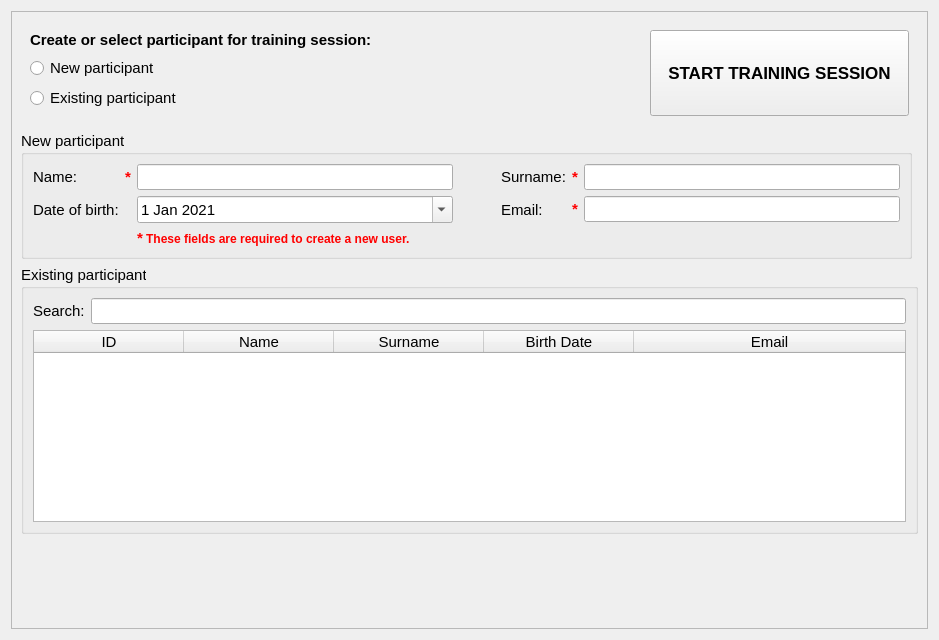
Before: the Qt Designer form Modules/Home/Resources/UI/Dashboard.ui in EBATINCA/TrainUS, drawn with Qt 5.
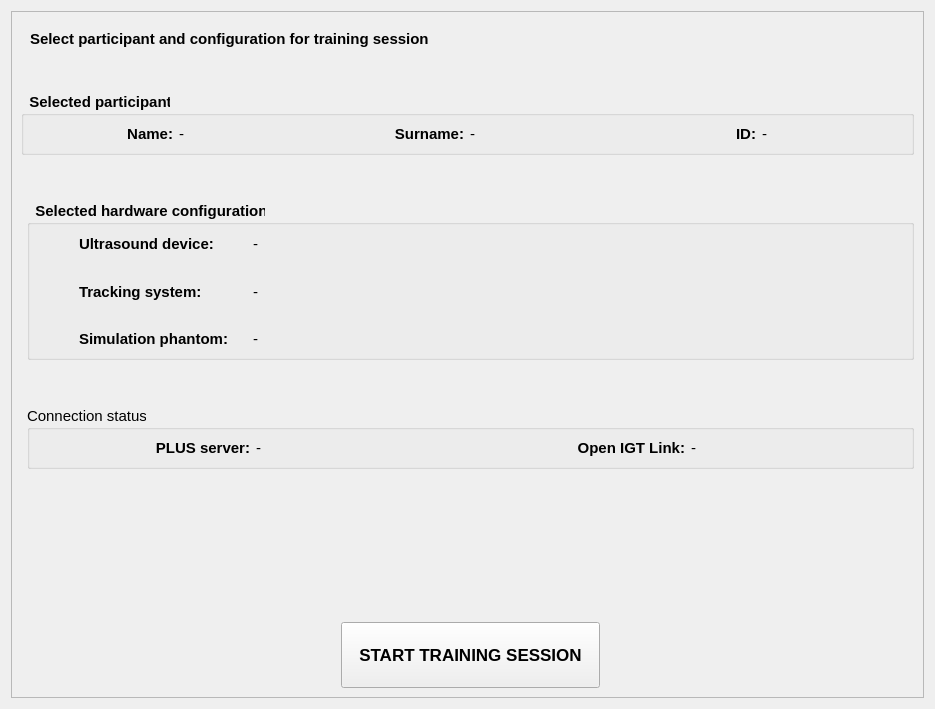
After: the same form once the commit is applied. Custom widgets are drawn as their Qt base class.

Commit message:
ENH: Update user interface in Dashboard and Participant tabs
Create new user should be done in the Participants tab. Dashboard just displays the current selection for participant and configuration.

What changed in the file:
```diff
--- a/Modules/Home/Resources/UI/Dashboard.ui
+++ b/Modules/Home/Resources/UI/Dashboard.ui
@@ -6,8 +6,8 @@
    <rect>
     <x>0</x>
     <y>0</y>
-    <width>939</width>
-    <height>640</height>
+    <width>935</width>
+    <height>709</height>
    </rect>
   </property>
   <property name="font">
@@ -15,8 +15,8 @@
     <pointsize>11</pointsize>
    </font>
   </property>
-  <layout class="QVBoxLayout" name="verticalLayout">
-   <item>
+  <layout class="QGridLayout" name="gridLayout">
+   <item row="0" column="0">
     <widget class="QFrame" name="frame">
      <property name="frameShape">
       <enum>QFrame::StyledPanel</enum>
@@ -25,253 +25,30 @@
       <enum>QFrame::Raised</enum>
      </property>
      <layout class="QGridLayout" name="gridLayout_2">
-      <item row="6" column="0" colspan="2">
-       <widget class="QGroupBox" name="existingParticipantGroupBox">
-        <property name="font">
-         <font>
-          <pointsize>11</pointsize>
-          <weight>50</weight>
-          <bold>false</bold>
-         </font>
+      <item row="13" column="3" rowspan="3">
+       <widget class="QPushButton" name="startButton">
+        <property name="sizePolicy">
+         <sizepolicy hsizetype="Minimum" vsizetype="Preferred">
+          <horstretch>0</horstretch>
+          <verstretch>0</verstretch>
+         </sizepolicy>
         </property>
-        <property name="title">
-         <string>Existing participant</string>
-        </property>
-        <layout class="QGridLayout" name="gridLayout_3">
-         <item row="0" column="0">
-          <widget class="QLabel" name="label_6">
-           <property name="text">
-            <string>Search:</string>
-           </property>
-          </widget>
-         </item>
-         <item row="0" column="1">
-          <widget class="QLineEdit" name="participantSearchText"/>
-         </item>
-         <item row="1" column="0" colspan="2">
-          <widget class="QTableWidget" name="participantsTable">
-           <property name="editTriggers">
-            <set>QAbstractItemView::NoEditTriggers</set>
-           </property>
-           <property name="alternatingRowColors">
-            <bool>false</bool>
-           </property>
-           <property name="selectionMode">
-            <enum>QAbstractItemView::SingleSelection</enum>
-           </property>
-           <property name="selectionBehavior">
-            <enum>QAbstractItemView::SelectRows</enum>
-           </property>
-           <attribute name="horizontalHeaderCascadingSectionResizes">
-            <bool>false</bool>
-           </attribute>
-           <attribute name="horizontalHeaderDefaultSectionSize">
-            <number>150</number>
-           </attribute>
-           <attribute name="horizontalHeaderShowSortIndicator" stdset="0">
-            <bool>false</bool>
-           </attribute>
-           <attribute name="horizontalHeaderStretchLastSection">
-            <bool>true</bool>
-           </attribute>
-           <attribute name="verticalHeaderVisible">
-            <bool>false</bool>
-           </attribute>
-           <attribute name="verticalHeaderMinimumSectionSize">
-            <number>30</number>
-           </attribute>
-           <attribute name="verticalHeaderStretchLastSection">
-            <bool>false</bool>
-           </attribute>
-           <column>
-            <property name="text">
-             <string>ID</string>
-            </property>
-           </column>
-           <column>
-            <property name="text">
-             <string>Name</string>
-            </property>
-           </column>
-           <column>
-            <property name="text">
-             <string>Surname</string>
-            </property>
-           </column>
-           <column>
-            <property name="text">
-             <string>Birth Date</string>
-            </property>
-           </column>
-           <column>
-            <property name="text">
-             <string>Email</string>
-            </property>
-           </column>
-          </widget>
-         </item>
-        </layout>
-       </widget>
-      </item>
-      <item row="1" column="0">
-       <widget class="QGroupBox" name="newParticipantGroupBox">
         <property name="font">
          <font>
-          <pointsize>11</pointsize>
-          <weight>50</weight>
-          <bold>false</bold>
+          <pointsize>13</pointsize>
+          <weight>75</weight>
+          <bold>true</bold>
          </font>
         </property>
-        <property name="title">
-         <string>New participant</string>
+        <property name="autoFillBackground">
+         <bool>false</bool>
         </property>
-        <layout class="QGridLayout" name="gridLayout">
-         <item row="0" column="6">
-          <widget class="QLabel" name="label_3">
-           <property name="text">
-            <string>Surname:</string>
-           </property>
-          </widget>
-         </item>
-         <item row="1" column="1">
-          <widget class="QLabel" name="label_4">
-           <property name="text">
-            <string>Date of birth:</string>
-           </property>
-          </widget>
-         </item>
-         <item row="0" column="2">
-          <widget class="QLabel" name="newParticipantNameWarning">
-           <property name="font">
-            <font>
-             <pointsize>11</pointsize>
-             <weight>75</weight>
-             <bold>true</bold>
-            </font>
-           </property>
-           <property name="text">
-            <string>&lt;html&gt;&lt;head/&gt;&lt;body&gt;&lt;p&gt;&lt;span style=&quot; font-size:11pt; font-weight:600; color:#ff0000;&quot;&gt;*&lt;/span&gt;&lt;/p&gt;&lt;/body&gt;&lt;/html&gt;</string>
-           </property>
-           <property name="textFormat">
-            <enum>Qt::RichText</enum>
-           </property>
-          </widget>
-         </item>
-         <item row="0" column="3">
-          <widget class="QLineEdit" name="newParticipantNameText"/>
-         </item>
-         <item row="1" column="7">
-          <widget class="QLabel" name="newParticipantEmailWarning">
-           <property name="font">
-            <font>
-             <pointsize>11</pointsize>
-             <weight>75</weight>
-             <bold>true</bold>
-            </font>
-           </property>
-           <property name="text">
-            <string>&lt;html&gt;&lt;head/&gt;&lt;body&gt;&lt;p&gt;&lt;span style=&quot; font-size:11pt; font-weight:600; color:#ff0000;&quot;&gt;*&lt;/span&gt;&lt;/p&gt;&lt;/body&gt;&lt;/html&gt;</string>
-           </property>
-          </widget>
-         </item>
-         <item row="1" column="3">
-          <widget class="QDateEdit" name="newParticipantBirthDateEdit">
-           <property name="inputMethodHints">
-            <set>Qt::ImhDate</set>
-           </property>
-           <property name="dateTime">
-            <datetime>
-             <hour>12</hour>
-             <minute>0</minute>
-             <second>0</second>
-             <year>2021</year>
-             <month>1</month>
-             <day>1</day>
-            </datetime>
-           </property>
-           <property name="currentSection">
-            <enum>QDateTimeEdit::MonthSection</enum>
-           </property>
-           <property name="calendarPopup">
-            <bool>true</bool>
-           </property>
-           <property name="date">
-            <date>
-             <year>2021</year>
-             <month>1</month>
-             <day>1</day>
-            </date>
-           </property>
-          </widget>
-         </item>
-         <item row="1" column="6">
-          <widget class="QLabel" name="label_5">
-           <property name="text">
-            <string>Email:</string>
-           </property>
-          </widget>
-         </item>
-         <item row="1" column="8">
-          <widget class="QLineEdit" name="newParticipantEmailText"/>
-         </item>
-         <item row="0" column="7">
-          <widget class="QLabel" name="newParticipantSurnameWarning">
-           <property name="font">
-            <font>
-             <pointsize>11</pointsize>
-             <weight>75</weight>
-             <bold>true</bold>
-            </font>
-           </property>
-           <property name="text">
-            <string>&lt;html&gt;&lt;head/&gt;&lt;body&gt;&lt;p&gt;&lt;span style=&quot; font-size:11pt; font-weight:600; color:#ff0000;&quot;&gt;*&lt;/span&gt;&lt;/p&gt;&lt;/body&gt;&lt;/html&gt;</string>
-           </property>
-          </widget>
-         </item>
-         <item row="0" column="8">
-          <widget class="QLineEdit" name="newParticipantSurnameText"/>
-         </item>
-         <item row="0" column="1">
-          <widget class="QLabel" name="label_2">
-           <property name="text">
-            <string>Name:</string>
-           </property>
-          </widget>
-         </item>
-         <item row="0" column="4">
-          <spacer name="horizontalSpacer">
-           <property name="orientation">
-            <enum>Qt::Horizontal</enum>
-           </property>
-           <property name="sizeType">
-            <enum>QSizePolicy::Fixed</enum>
-           </property>
-           <property name="sizeHint" stdset="0">
-            <size>
-             <width>30</width>
-             <height>20</height>
-            </size>
-           </property>
-          </spacer>
-         </item>
-         <item row="2" column="3" colspan="6">
-          <widget class="QLabel" name="warningMessageText">
-           <property name="font">
-            <font>
-             <pointsize>11</pointsize>
-             <weight>50</weight>
-             <bold>false</bold>
-            </font>
-           </property>
-           <property name="text">
-            <string>&lt;html&gt;&lt;head/&gt;&lt;body&gt;&lt;p&gt;&lt;span style=&quot; font-size:11pt; font-weight:600; color:#ff0000;&quot;&gt;*&lt;/span&gt;&lt;span style=&quot; font-size:9pt; font-weight:600; color:#ff0000;&quot;&gt; These fields are required to create a new user.&lt;/span&gt;&lt;/p&gt;&lt;/body&gt;&lt;/html&gt;</string>
-           </property>
-          </widget>
-         </item>
-        </layout>
+        <property name="text">
+         <string>   START TRAINING SESSION   </string>
+        </property>
        </widget>
       </item>
-      <item row="0" column="0" colspan="2">
+      <item row="0" column="1" colspan="4">
        <widget class="QFrame" name="frame_2">
         <property name="frameShape">
          <enum>QFrame::NoFrame</enum>
@@ -280,29 +57,6 @@
          <enum>QFrame::Raised</enum>
         </property>
         <layout class="QGridLayout" name="gridLayout_4">
-         <item row="1" column="3" rowspan="4">
-          <widget class="QPushButton" name="startButton">
-           <property name="sizePolicy">
-            <sizepolicy hsizetype="Minimum" vsizetype="Preferred">
-             <horstretch>0</horstretch>
-             <verstretch>0</verstretch>
-            </sizepolicy>
-           </property>
-           <property name="font">
-            <font>
-             <pointsize>13</pointsize>
-             <weight>75</weight>
-             <bold>true</bold>
-            </font>
-           </property>
-           <property name="autoFillBackground">
-            <bool>false</bool>
-           </property>
-           <property name="text">
-            <string>   START TRAINING SESSION   </string>
-           </property>
-          </widget>
-         </item>
          <item row="1" column="1">
           <widget class="QLabel" name="label_1">
            <property name="font">
@@ -313,12 +67,77 @@
             </font>
            </property>
            <property name="text">
-            <string>Create or select participant for training session:</string>
+            <string>Select participant and configuration for training session</string>
            </property>
           </widget>
          </item>
-         <item row="3" column="1">
-          <widget class="QRadioButton" name="existingParticipantRadioButton">
+        </layout>
+       </widget>
+      </item>
+      <item row="14" column="2">
+       <widget class="QLabel" name="label_5">
+        <property name="text">
+         <string/>
+        </property>
+       </widget>
+      </item>
+      <item row="10" column="2">
+       <spacer name="verticalSpacer">
+        <property name="orientation">
+         <enum>Qt::Vertical</enum>
+        </property>
+        <property name="sizeType">
+         <enum>QSizePolicy::Fixed</enum>
+        </property>
+        <property name="sizeHint" stdset="0">
+         <size>
+          <width>20</width>
+          <height>40</height>
+         </size>
+        </property>
+       </spacer>
+      </item>
+      <item row="15" column="2">
+       <spacer name="horizontalSpacer_4">
+        <property name="orientation">
+         <enum>Qt::Horizontal</enum>
+        </property>
+        <property name="sizeHint" stdset="0">
+         <size>
+          <width>40</width>
+          <height>20</height>
+         </size>
+        </property>
+       </spacer>
+      </item>
+      <item row="12" column="2">
+       <spacer name="verticalSpacer_3">
+        <property name="orientation">
+         <enum>Qt::Vertical</enum>
+        </property>
+        <property name="sizeHint" stdset="0">
+         <size>
+          <width>20</width>
+          <height>40</height>
+         </size>
+        </property>
+       </spacer>
+      </item>
+      <item row="8" column="2" colspan="3">
+       <widget class="QGroupBox" name="configurationGroupBox">
+        <property name="font">
+         <font>
+          <pointsize>11</pointsize>
+          <weight>75</weight>
+          <bold>true</bold>
+         </font>
+        </property>
+        <property name="title">
+         <string>  Selected hardware configuration</string>
+        </property>
+        <layout class="QGridLayout" name="gridLayout_3">
+         <item row="4" column="3">
+          <widget class="QLabel" name="trackingSystemText">
            <property name="font">
             <font>
              <pointsize>11</pointsize>
@@ -327,52 +146,362 @@
             </font>
            </property>
            <property name="text">
-            <string>Existing participant</string>
+            <string>-</string>
            </property>
           </widget>
          </item>
+         <item row="2" column="4">
+          <spacer name="horizontalSpacer">
+           <property name="orientation">
+            <enum>Qt::Horizontal</enum>
+           </property>
+           <property name="sizeHint" stdset="0">
+            <size>
+             <width>40</width>
+             <height>20</height>
+            </size>
+           </property>
+          </spacer>
+         </item>
          <item row="2" column="1">
-          <widget class="QRadioButton" name="newParticipantRadioButton">
+          <widget class="QLabel" name="ultrasoundDeviceLabel">
            <property name="font">
             <font>
              <pointsize>11</pointsize>
+             <weight>75</weight>
+             <bold>true</bold>
+            </font>
+           </property>
+           <property name="text">
+            <string>Ultrasound device:</string>
+           </property>
+          </widget>
+         </item>
+         <item row="4" column="1">
+          <widget class="QLabel" name="trackingSystemLabel">
+           <property name="font">
+            <font>
+             <pointsize>11</pointsize>
+             <weight>75</weight>
+             <bold>true</bold>
+            </font>
+           </property>
+           <property name="text">
+            <string>Tracking system:</string>
+           </property>
+          </widget>
+         </item>
+         <item row="9" column="3">
+          <widget class="QLabel" name="simulationPhantomText">
+           <property name="font">
+            <font>
+             <pointsize>11</pointsize>
              <weight>50</weight>
              <bold>false</bold>
             </font>
            </property>
            <property name="text">
-            <string>New participant</string>
+            <string>-</string>
+           </property>
+          </widget>
+         </item>
+         <item row="3" column="1">
+          <widget class="QLabel" name="label_3">
+           <property name="text">
+            <string/>
+           </property>
+          </widget>
+         </item>
+         <item row="2" column="0">
+          <spacer name="horizontalSpacer_5">
+           <property name="orientation">
+            <enum>Qt::Horizontal</enum>
+           </property>
+           <property name="sizeType">
+            <enum>QSizePolicy::Fixed</enum>
+           </property>
+           <property name="sizeHint" stdset="0">
+            <size>
+             <width>40</width>
+             <height>20</height>
+            </size>
+           </property>
+          </spacer>
+         </item>
+         <item row="8" column="1">
+          <widget class="QLabel" name="label_4">
+           <property name="text">
+            <string/>
+           </property>
+          </widget>
+         </item>
+         <item row="2" column="3">
+          <widget class="QLabel" name="ultrasoundDeviceText">
+           <property name="font">
+            <font>
+             <pointsize>11</pointsize>
+             <weight>50</weight>
+             <bold>false</bold>
+            </font>
+           </property>
+           <property name="text">
+            <string>-</string>
+           </property>
+          </widget>
+         </item>
+         <item row="9" column="1">
+          <widget class="QLabel" name="simulationPhantomLabel">
+           <property name="font">
+            <font>
+             <pointsize>11</pointsize>
+             <weight>75</weight>
+             <bold>true</bold>
+            </font>
+           </property>
+           <property name="text">
+            <string>Simulation phantom:</string>
+           </property>
+          </widget>
+         </item>
+         <item row="2" column="2">
+          <widget class="QLabel" name="label_8">
+           <property name="text">
+            <string>   </string>
+           </property>
+          </widget>
+         </item>
+        </layout>
+       </widget>
+      </item>
+      <item row="7" column="2">
+       <spacer name="verticalSpacer_2">
+        <property name="orientation">
+         <enum>Qt::Vertical</enum>
+        </property>
+        <property name="sizeType">
+         <enum>QSizePolicy::Fixed</enum>
+        </property>
+        <property name="sizeHint" stdset="0">
+         <size>
+          <width>20</width>
+          <height>40</height>
+         </size>
+        </property>
+       </spacer>
+      </item>
+      <item row="1" column="2">
+       <widget class="QLabel" name="label">
+        <property name="font">
+         <font>
+          <pointsize>15</pointsize>
+         </font>
+        </property>
+        <property name="text">
+         <string/>
+        </property>
+       </widget>
+      </item>
+      <item row="15" column="4">
+       <spacer name="horizontalSpacer_2">
+        <property name="orientation">
+         <enum>Qt::Horizontal</enum>
+        </property>
+        <property name="sizeHint" stdset="0">
+         <size>
+          <width>40</width>
+          <height>20</height>
+         </size>
+        </property>
+       </spacer>
+      </item>
+      <item row="13" column="2">
+       <widget class="QLabel" name="label_6">
+        <property name="text">
+         <string/>
+        </property>
+       </widget>
+      </item>
+      <item row="6" column="1" colspan="4">
+       <widget class="QGroupBox" name="participantGroupBox">
+        <property name="font">
+         <font>
+          <pointsize>11</pointsize>
+          <weight>75</weight>
+          <bold>true</bold>
+         </font>
+        </property>
+        <property name="title">
+         <string>  Selected participant</string>
+        </property>
+        <layout class="QGridLayout" name="gridLayout_5">
+         <item row="1" column="1">
+          <widget class="QLabel" name="participantNameText">
+           <property name="font">
+            <font>
+             <pointsize>11</pointsize>
+             <weight>50</weight>
+             <bold>false</bold>
+            </font>
+           </property>
+           <property name="text">
+            <string>-</string>
+           </property>
+          </widget>
+         </item>
+         <item row="1" column="4">
+          <widget class="QLabel" name="participantIDLabel">
+           <property name="text">
+            <string>ID:</string>
+           </property>
+           <property name="textFormat">
+            <enum>Qt::AutoText</enum>
+           </property>
+           <property name="alignment">
+            <set>Qt::AlignRight|Qt::AlignTrailing|Qt::AlignVCenter</set>
+           </property>
+          </widget>
+         </item>
+         <item row="1" column="0">
+          <widget class="QLabel" name="participantNameLabel">
+           <property name="font">
+            <font>
+             <pointsize>11</pointsize>
+             <weight>75</weight>
+             <bold>true</bold>
+            </font>
+           </property>
+           <property name="text">
+            <string>Name:</string>
+           </property>
+           <property name="textFormat">
+            <enum>Qt::AutoText</enum>
+           </property>
+           <property name="alignment">
+            <set>Qt::AlignRight|Qt::AlignTrailing|Qt::AlignVCenter</set>
            </property>
           </widget>
          </item>
          <item row="1" column="2">
-          <spacer name="horizontalSpacer_2">
-           <property name="orientation">
-            <enum>Qt::Horizontal</enum>
+          <widget class="QLabel" name="participantSurnameLabel">
+           <property name="font">
+            <font>
+             <pointsize>11</pointsize>
+             <weight>75</weight>
+             <bold>true</bold>
+            </font>
            </property>
-           <property name="sizeHint" stdset="0">
-            <size>
-             <width>40</width>
-             <height>20</height>
-            </size>
+           <property name="text">
+            <string>Surname:</string>
            </property>
-          </spacer>
+           <property name="textFormat">
+            <enum>Qt::AutoText</enum>
+           </property>
+           <property name="alignment">
+            <set>Qt::AlignRight|Qt::AlignTrailing|Qt::AlignVCenter</set>
+           </property>
+          </widget>
+         </item>
+         <item row="1" column="3">
+          <widget class="QLabel" name="participantSurnameText">
+           <property name="font">
+            <font>
+             <pointsize>11</pointsize>
+             <weight>50</weight>
+             <bold>false</bold>
+            </font>
+           </property>
+           <property name="text">
+            <string>-</string>
+           </property>
+          </widget>
+         </item>
+         <item row="1" column="5">
+          <widget class="QLabel" name="participantIDText">
+           <property name="font">
+            <font>
+             <pointsize>11</pointsize>
+             <weight>50</weight>
+             <bold>false</bold>
+            </font>
+           </property>
+           <property name="text">
+            <string>-</string>
+           </property>
+          </widget>
          </item>
         </layout>
        </widget>
       </item>
-      <item row="8" column="0" colspan="2">
-       <spacer name="verticalSpacer">
-        <property name="orientation">
-         <enum>Qt::Vertical</enum>
+      <item row="11" column="2" colspan="3">
+       <widget class="QGroupBox" name="connectionStatusGroupBox">
+        <property name="title">
+         <string>Connection status</string>
         </property>
-        <property name="sizeHint" stdset="0">
-         <size>
-          <width>20</width>
-          <height>40</height>
-         </size>
-        </property>
-       </spacer>
+        <layout class="QHBoxLayout" name="horizontalLayout">
+         <item>
+          <widget class="QLabel" name="plusConnectionStatusLabel">
+           <property name="font">
+            <font>
+             <pointsize>11</pointsize>
+             <weight>75</weight>
+             <bold>true</bold>
+            </font>
+           </property>
+           <property name="text">
+            <string>PLUS server:</string>
+           </property>
+           <property name="alignment">
+            <set>Qt::AlignRight|Qt::AlignTrailing|Qt::AlignVCenter</set>
+           </property>
+          </widget>
+         </item>
+         <item>
+          <widget class="QLabel" name="plusConnectionStatusText">
+           <property name="font">
+            <font>
+             <pointsize>11</pointsize>
+             <weight>50</weight>
+             <bold>false</bold>
+            </font>
+           </property>
+           <property name="text">
+            <string>-</string>
+           </property>
+          </widget>
+         </item>
+         <item>
+          <widget class="QLabel" name="igtlConnectionStatusLabel">
+           <property name="font">
+            <font>
+             <pointsize>11</pointsize>
+             <weight>75</weight>
+             <bold>true</bold>
+            </font>
+           </property>
+           <property name="text">
+            <string>Open IGT Link:</string>
+           </property>
+           <property name="alignment">
+            <set>Qt::AlignRight|Qt::AlignTrailing|Qt::AlignVCenter</set>
+           </property>
+          </widget>
+         </item>
+         <item>
+          <widget class="QLabel" name="igtlConnectionStatusText">
+           <property name="font">
+            <font>
+             <pointsize>11</pointsize>
+             <weight>50</weight>
+             <bold>false</bold>
+            </font>
+           </property>
+           <property name="text">
+            <string>-</string>
+           </property>
+          </widget>
+         </item>
+        </layout>
+       </widget>
       </item>
      </layout>
     </widget>
```
The commit also changes 8 other files.
